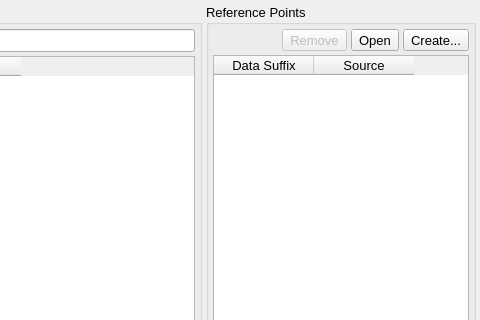
Qt form src/gui/datamanagerdialog.ui (disorderedmaterials/dissolve) before a commit; both pictures show x 391 to 871 and y 0 to 320 of the 871 by 514 pixel window.
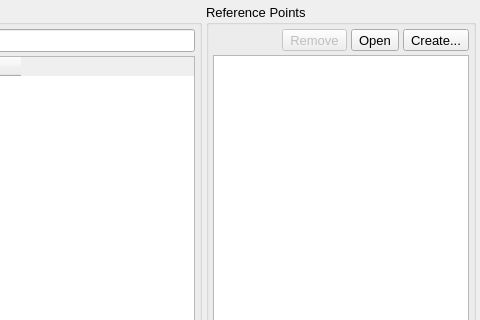
The same form after that commit. Icons and pictures are not drawn.

Commit message: Actually use the new model in the application

Diff of the .ui file:
```diff
--- a/src/gui/datamanagerdialog.ui
+++ b/src/gui/datamanagerdialog.ui
@@ -284,7 +284,7 @@
          </layout>
         </item>
         <item>
-         <widget class="QTableWidget" name="ReferencePointsTable">
+         <widget class="QTableView" name="ReferencePointsTable">
           <property name="editTriggers">
            <set>QAbstractItemView::NoEditTriggers</set>
           </property>
```
The commit also changes 2 other files.
